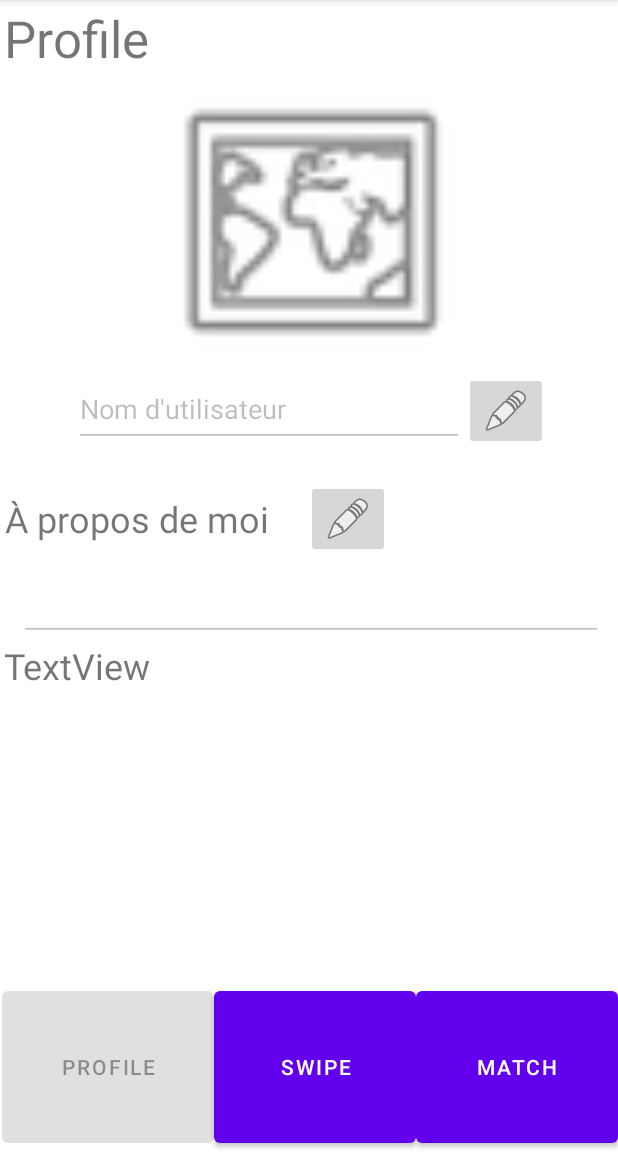
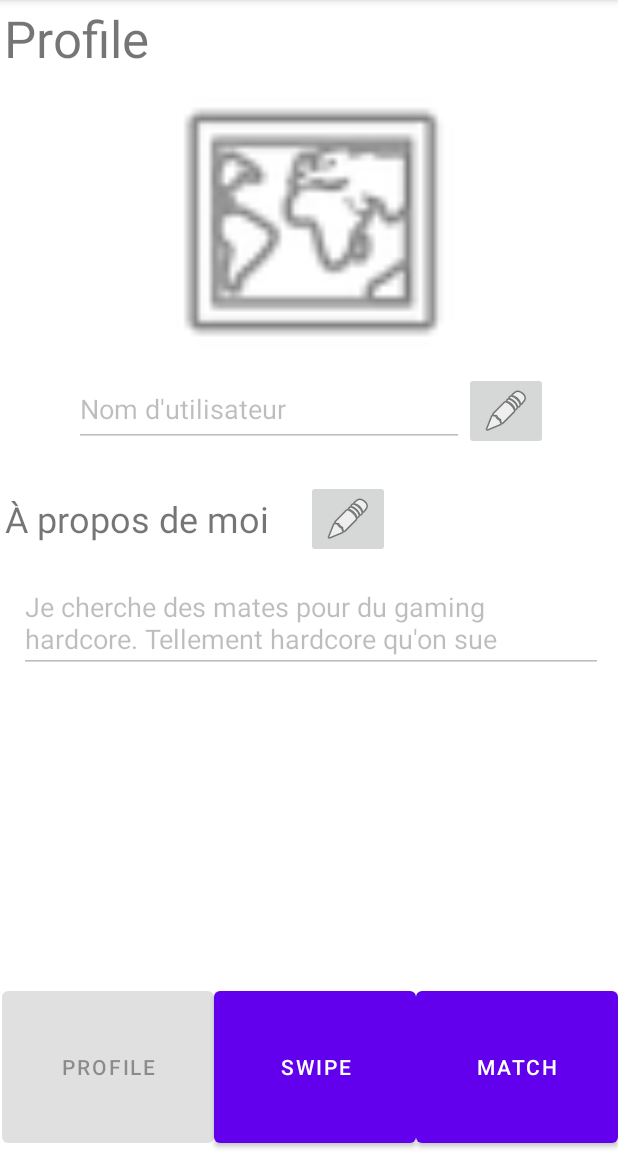
Before and after one commit to GameXMatch/GameXMatch, an Android app: the screen it shows after launch (CoreApp), on a phone screen of 412 x 824 dp, the part 84-1236 px from its top. Run offline under Robolectric (Android 15) with nearby library versions, the phone set to English and light mode, and no system bars.

Commit message:
boring resources and default value stuff

```diff
--- a/android_app/app/src/main/java/ch/gamesxmatch/main/Profile.kt
+++ b/android_app/app/src/main/java/ch/gamesxmatch/main/Profile.kt
@@ -52,6 +52,8 @@ class Profile: Fragment() {
         descriptionEditText = view.findViewById(R.id.profile_description_editText)
         descriptionEditText.isEnabled = false
         descriptionButton = view.findViewById(R.id.profile_description_imageButton)
+
+
         descriptionButton.setOnClickListener{
             descriptionEditText.isEnabled = !descriptionEditText.isEnabled
             if(descriptionEditText.isEnabled){
@@ -62,5 +64,14 @@ class Profile: Fragment() {
         }
     }
 
+    private fun updateUsername() {
+        val username = userNameEditText.text.toString()
+        // TODO : send request
+    }
+
+    private fun updateDescription() {
+        val description = descriptionEditText.text.toString()
+        // TODO : send request
+    }
 
 }
--- a/android_app/app/src/main/res/layout/fragment_profile.xml
+++ b/android_app/app/src/main/res/layout/fragment_profile.xml
@@ -80,6 +80,7 @@
                 android:layout_height="wrap_content"
                 android:layout_marginStart="25dp"
                 android:layout_weight="0"
+                android:contentDescription="@string/profile_edit_name_button"
                 app:srcCompat="@android:drawable/ic_menu_edit" />
         </LinearLayout>
 
@@ -92,14 +93,9 @@
             android:layout_marginEnd="10dp"
             android:ems="10"
             android:gravity="start|top"
-            android:inputType="textMultiLine" />
-
-        <TextView
-            android:id="@+id/textView3"
-            android:layout_width="match_parent"
-            android:layout_height="wrap_content"
-            android:text="TextView"
-            android:textSize="24sp" />
+            android:inputType="textMultiLine"
+            android:minHeight="48dp"
+            android:text="@string/profile_descrption_editext" />
 
     </LinearLayout>
 </androidx.constraintlayout.widget.ConstraintLayout>
--- a/android_app/app/src/main/res/values/strings.xml
+++ b/android_app/app/src/main/res/values/strings.xml
@@ -14,7 +14,9 @@
     <string name="chat_send_button">send</string>
     <string name="chat_default_editText_value">enter your message here</string>
     <string name="profile_title">Votre Profile</string>
-    <string name="profile_edit_name_button">Image de l\'utilisateur</string>
+    <string name="profile_edit_name_button">edit name</string>
     <string name="profile_editname">Nom d\'utilisateur</string>
     <string name="profile_user_description_label">À propos de moi</string>
+    <string name="profile_description_button">edit description</string>
+    <string name="profile_descrption_editext">Je cherche des mates pour du gaming hardcore. Tellement hardcore qu\'on sue</string>
 </resources>
```
